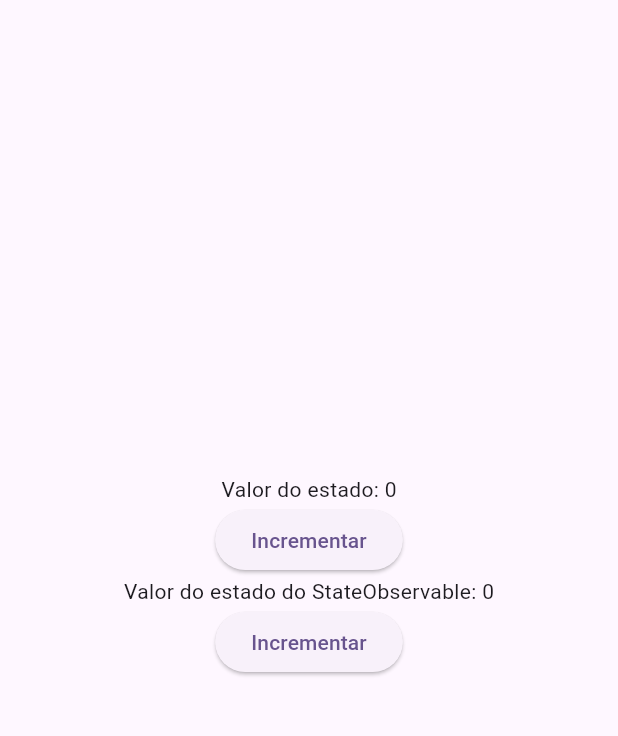
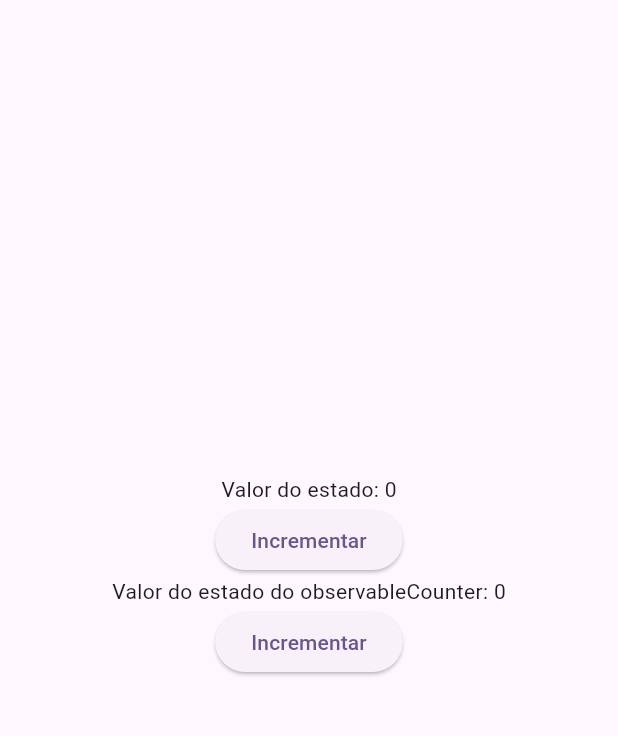
Before and after one commit to do5-5anto5/flutter_deep_state_manage, a Flutter app: the screen it shows after launch, on a phone screen of 412 x 824 dp, the part 84-820 px from its top. Run offline on Flutter 3.47's test engine with Material 3 defaults, Android fonts, the phone set to English and light mode, and no system bars.

Commit message:
feat: implement ObservableStateBuilder to handle single value state management in MyHomePage at main.dart

```diff
--- a/lib/main.dart
+++ b/lib/main.dart
@@ -1,5 +1,6 @@
 import 'package:flutter/material.dart';
 import 'package:flutter_deep_state_manage/builders/observable_buider.dart';
+import 'package:flutter_deep_state_manage/builders/observable_state_builder.dart';
 import 'package:flutter_deep_state_manage/classes/counter_state.dart';
 
 import 'controllers/state_observable.dart';
@@ -54,11 +55,13 @@ class _MyHomePageState extends State<MyHomePage> {
       body: Center(
         child: Column(
           mainAxisAlignment: MainAxisAlignment.center,
+          // Como usar o ObservableBuilder e o escutar um estado inteiro (semelhante ao ListenableBuilder
           children: [
             ObservableBuider(
               observable: counterState,
               builder:
-                  (context, child) => Text('Valor do estado: ${counterState.counter}'),
+                  (context, child) =>
+                      Text('Valor do estado: ${counterState.counter}'),
             ),
 
             ElevatedButton(
@@ -67,8 +70,28 @@ class _MyHomePageState extends State<MyHomePage> {
               },
               child: Text('Incrementar'),
             ),
-            Text(
-              'Valor do estado do StateObservable: ${observableCounter.state}',
+            // Como usar o ObservableStateBuilder e escutar um estado inteiro (semelhante ao ValueListenableBuilder)
+            // Aqui, o buildWhen é usado para determinar se o widget deve ser reconstruído
+            // e o listener é usado para executar uma ação quando o estado muda
+            ObservableStateBuilder(
+              stateObservable: observableCounter,
+              buildWhen: (oldState, newState) {
+                return oldState != newState;
+              },
+              listener: (context, newState) {
+                ScaffoldMessenger.of(context).removeCurrentSnackBar();
+                if (newState % 2 == 0) {
+                  ScaffoldMessenger.of(context).showSnackBar(
+                    SnackBar(
+                      content: Text('Estado atualizado: $newState'),
+                      duration: Duration(seconds: 1),
+                    ),
+                  );
+                }
+              },
+              builder:
+                  (context, state, child) =>
+                      Text('Valor do estado do observableCounter: $state'),
             ),
             ElevatedButton(
               onPressed: () {
```
